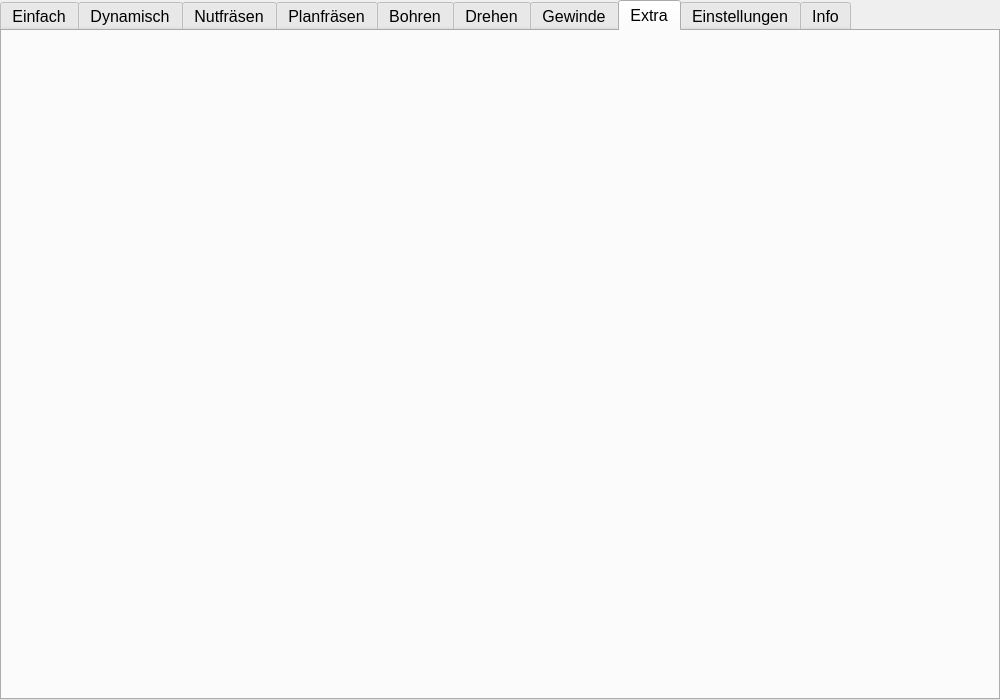
Old version of the form mainwindow.ui in the repository EinRainerZufall/SpaeneRechner.
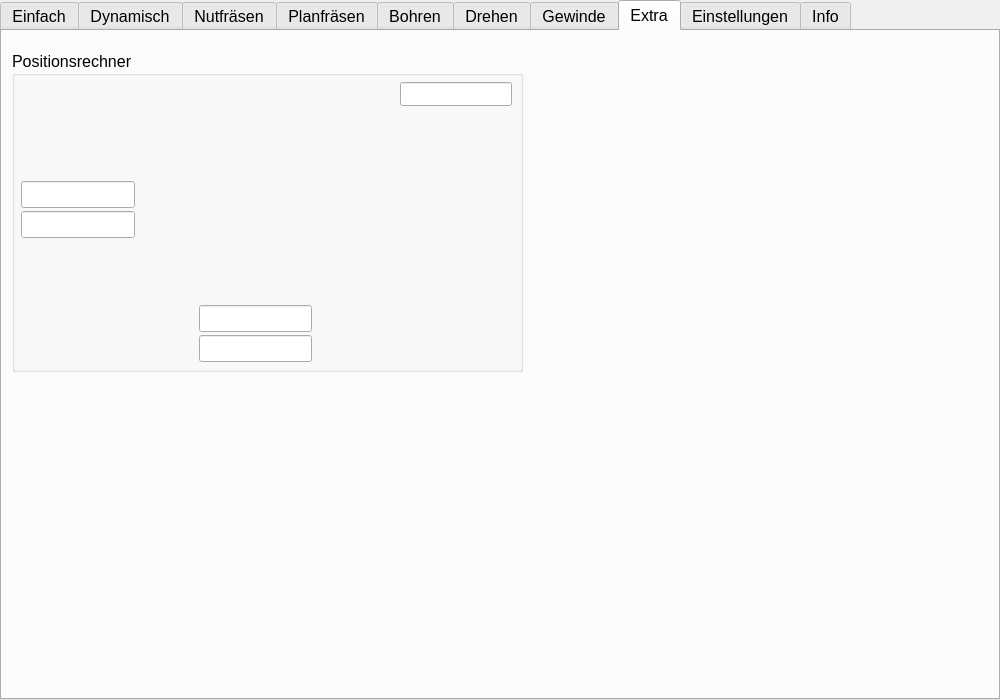
New version of the form. The open tabs and pages were chosen to show the change. Icons and pictures are not drawn.

The edit to the form file:
```diff
--- a/mainwindow.ui
+++ b/mainwindow.ui
@@ -4675,6 +4675,107 @@
      <attribute name="title">
       <string>Extra</string>
      </attribute>
+     <widget class="QGroupBox" name="groupBox_21">
+      <property name="geometry">
+       <rect>
+        <x>10</x>
+        <y>20</y>
+        <width>511</width>
+        <height>321</height>
+       </rect>
+      </property>
+      <property name="title">
+       <string>Positionsrechner</string>
+      </property>
+      <widget class="QLabel" name="Bild">
+       <property name="geometry">
+        <rect>
+         <x>10</x>
+         <y>30</y>
+         <width>491</width>
+         <height>251</height>
+        </rect>
+       </property>
+       <property name="text">
+        <string/>
+       </property>
+       <property name="pixmap">
+        <pixmap resource="ressources.qrc">:/img/position_img.png</pixmap>
+       </property>
+       <property name="scaledContents">
+        <bool>true</bool>
+       </property>
+      </widget>
+      <widget class="QLineEdit" name="SollPosX">
+       <property name="geometry">
+        <rect>
+         <x>9</x>
+         <y>130</y>
+         <width>114</width>
+         <height>27</height>
+        </rect>
+       </property>
+      </widget>
+      <widget class="QLineEdit" name="SollPosY">
+       <property name="geometry">
+        <rect>
+         <x>187</x>
+         <y>254</y>
+         <width>113</width>
+         <height>27</height>
+        </rect>
+       </property>
+      </widget>
+      <widget class="QLineEdit" name="IstPosX">
+       <property name="geometry">
+        <rect>
+         <x>9</x>
+         <y>160</y>
+         <width>114</width>
+         <height>27</height>
+        </rect>
+       </property>
+      </widget>
+      <widget class="QLineEdit" name="IstPosY">
+       <property name="geometry">
+        <rect>
+         <x>187</x>
+         <y>284</y>
+         <width>113</width>
+         <height>27</height>
+        </rect>
+       </property>
+      </widget>
+      <widget class="QLineEdit" name="GeoTolPos">
+       <property name="geometry">
+        <rect>
+         <x>388</x>
+         <y>31</y>
+         <width>112</width>
+         <height>24</height>
+        </rect>
+       </property>
+      </widget>
+      <widget class="QLabel" name="PosIcon">
+       <property name="geometry">
+        <rect>
+         <x>450</x>
+         <y>260</y>
+         <width>50</width>
+         <height>50</height>
+        </rect>
+       </property>
+       <property name="text">
+        <string/>
+       </property>
+       <property name="pixmap">
+        <pixmap resource="ressources.qrc">:/img/symbol_no.svg</pixmap>
+       </property>
+       <property name="scaledContents">
+        <bool>true</bool>
+       </property>
+      </widget>
+     </widget>
     </widget>
     <widget class="QWidget" name="tab_settings">
      <attribute name="title">
```
Left out of the diff: 14 changed lines with no effect on the pictures.
